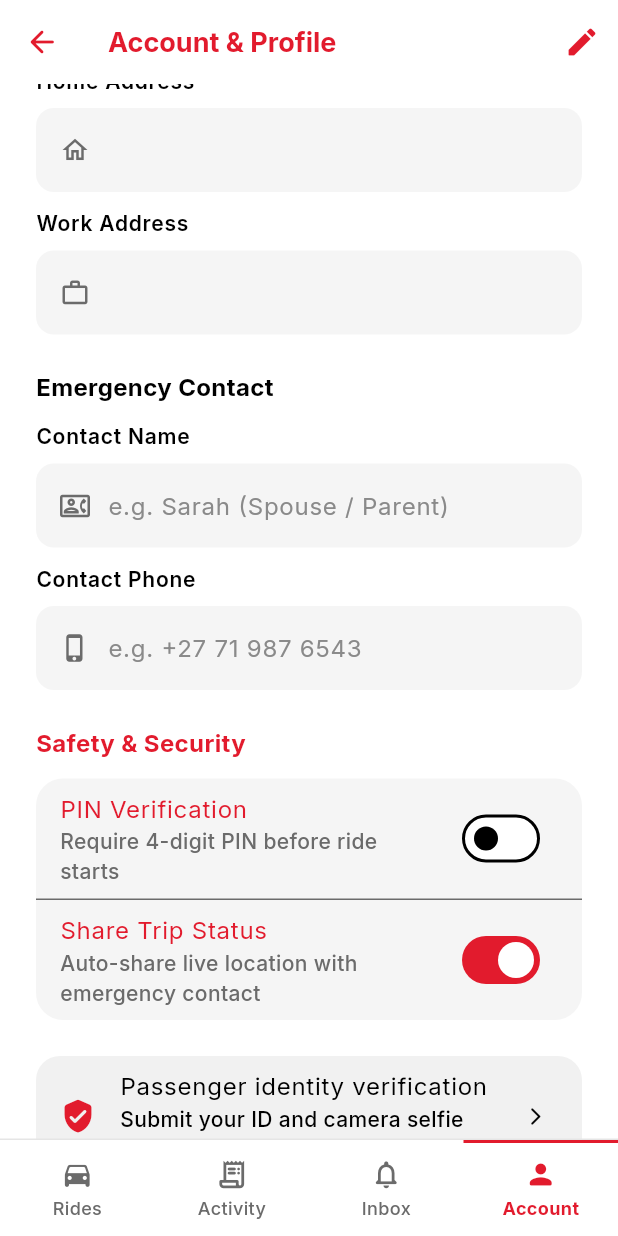
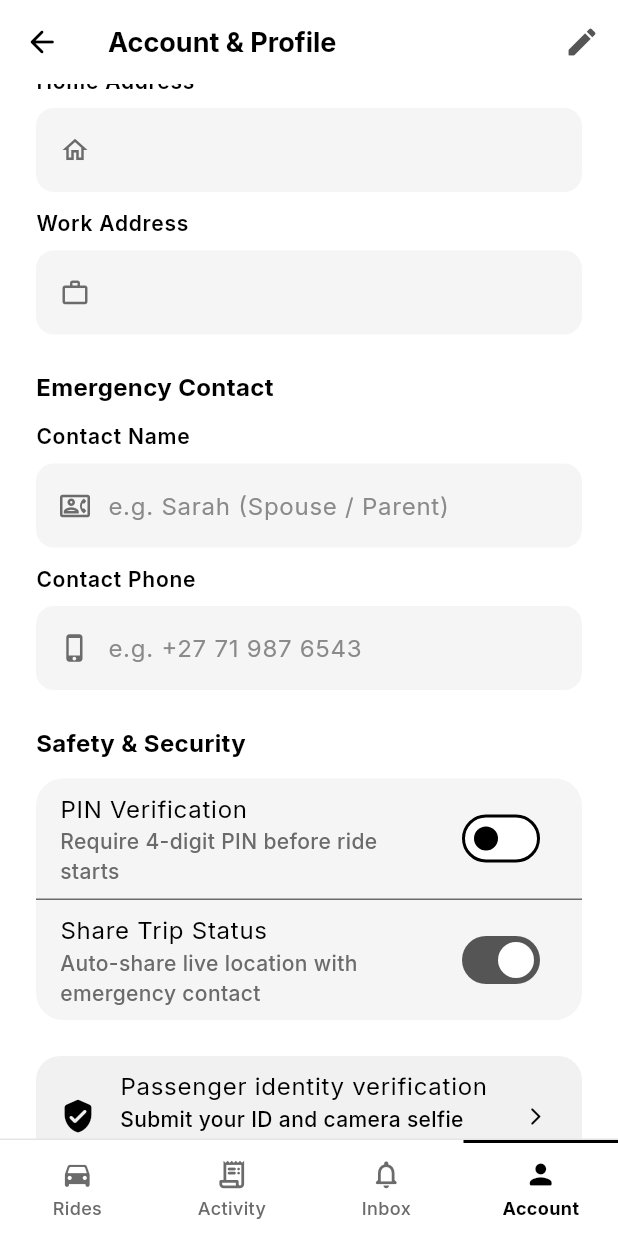
Before and after one commit to brestobi/tryp, a Flutter app: the PassengerProfileScreen screen opened by its route, scrolled down 576 dp, on a phone screen of 412 x 824 dp. Run offline on Flutter 3.47's test engine with Material 3 defaults, Android fonts, the phone set to English and light mode, and no system bars; our stand-ins replace app_links, camera, dio, firebase_core, firebase_messaging, flutter_local_notifications and 12 more; missing offline and left inert: flutter_paystack_plus; accounts and stored records are empty; network calls fail.

```diff
--- a/lib/app/theme.dart
+++ b/lib/app/theme.dart
@@ -1,14 +1,15 @@
 import 'package:flutter/material.dart';
 import 'package:google_fonts/google_fonts.dart';
 
-/// TRYP Color Palette — red passenger branding with neutral supporting tones.
+/// TRYP Color Palette — simple monochrome ride-hailing UI.
 class TRYPColors {
   // Brand and action colors.
-  static const Color primary = Color(0xFFE21B2D);
-  static const Color primaryAlt = Color(0xFFB51221);
+  static const Color primary = Color(0xFF000000);
+  static const Color primaryAlt = Color(0xFF1A1A1A);
   static const Color secondary = Color(0xFF111111);
-  static const Color accent = Color(0xFFE21B2D);
-  static const Color accentSoft = Color(0xFFFFE8EB);
+  // Neutral emphasis color for legacy highlighted UI elements.
+  static const Color accent = Color(0xFF555555);
+  static const Color accentSoft = Color(0xFFF1F1F1);
 
   // Surfaces.
   static const Color surface = Color(0xFFF7F7F7);
@@ -119,7 +120,7 @@ class TRYPTypography {
   );
 }
 
-/// TRYP Theme — white canvas with TRYP red actions and highlights.
+/// TRYP Theme — white canvas, black actions, and quiet gray controls.
 class TRYPTheme {
   static const ColorScheme lightColorScheme = ColorScheme.light(
     primary: TRYPColors.primary,
--- a/lib/core/services/push_notification_service.dart
+++ b/lib/core/services/push_notification_service.dart
@@ -1,6 +1,5 @@
 import 'dart:async';
 import 'dart:io';
-import 'dart:ui';
 
 import 'package:firebase_core/firebase_core.dart';
 import 'package:firebase_messaging/firebase_messaging.dart';
@@ -108,7 +107,6 @@ class PushNotificationService {
           importance: Importance.max,
           priority: Priority.high,
           playSound: true,
-          color: const Color(0xFFE21B2D),
           icon: 'tryp_notification',
         ),
         iOS: const DarwinNotificationDetails(
--- a/lib/core/widgets/common_widgets.dart
+++ b/lib/core/widgets/common_widgets.dart
@@ -4,7 +4,7 @@ import 'package:tryp/app/routes.dart';
 import 'package:tryp/app/theme.dart';
 
 // ─────────────────────────────────────────────────────────────────────────────
-// Primary Button  — solid TRYP red pill
+// Primary Button  — solid black pill  (Bolt-style)
 // ─────────────────────────────────────────────────────────────────────────────
 
 class PrimaryButton extends StatelessWidget {
@@ -16,7 +16,7 @@ class PrimaryButton extends StatelessWidget {
   final double height;
   final IconData? icon;
 
-  /// Override button background color (defaults to the TRYP red brand color).
+  /// Override button background color (defaults to TRYPColors.secondary = black)
   final Color? backgroundColor;
 
   /// Override text / icon color (defaults to white)
@@ -37,7 +37,7 @@ class PrimaryButton extends StatelessWidget {
 
   @override
   Widget build(BuildContext context) {
-    final bg = backgroundColor ?? TRYPColors.primary;
+    final bg = backgroundColor ?? TRYPColors.secondary;
     final fg = foregroundColor ?? TRYPColors.white;
 
     return SizedBox(
--- a/lib/features/passenger/presentation/screens/passenger_profile_screen.dart
+++ b/lib/features/passenger/presentation/screens/passenger_profile_screen.dart
@@ -446,7 +446,7 @@ class _PassengerProfileScreenState
                                         vertical: 3,
                                       ),
                                       decoration: BoxDecoration(
-                                        color: TRYPColors.accentSoft,
+                                        color: Colors.green.shade50,
                                         borderRadius: BorderRadius.circular(12),
                                       ),
                                       child: Row(
@@ -455,13 +455,13 @@ class _PassengerProfileScreenState
                                           Icon(
                                             Icons.verified_rounded,
                                             size: 16,
-                                            color: TRYPColors.primary,
+                                            color: Colors.green.shade700,
                                           ),
                                           const SizedBox(width: 3),
                                           Text(
                                             'Verified',
                                             style: TextStyle(
-                                              color: TRYPColors.primary,
+                                              color: Colors.green.shade700,
                                               fontSize: 12,
                                               fontWeight: FontWeight.w700,
                                             ),
@@ -641,7 +641,9 @@ class _PassengerProfileScreenState
                           _isVerified
                               ? Icons.verified_rounded
                               : Icons.verified_user_rounded,
-                          color: TRYPColors.primary,
+                          color: _isVerified
+                              ? Colors.green.shade700
+                              : TRYPColors.primary,
                         ),
                         title: Text(
                           _isVerified
@@ -708,30 +710,6 @@ class _PassengerProfileScreenState
 
                       // Logout Button
                       SecondaryButton(label: 'Log Out', onPressed: _logout),
-                      const SizedBox(height: 26),
-
-                      // Passenger brand signature.
-                      Center(
-                        child: Column(
-                          children: [
-                            Image.asset(
-                              'assets/images/tryp-red.png',
-                              width: 92,
-                              height: 72,
-                              fit: BoxFit.contain,
-                              semanticLabel: 'TRYP logo',
-                            ),
-                            const SizedBox(height: 4),
-                            Text(
-                              'by hungry developers',
-                              style: TRYPTypography.bodySmall.copyWith(
-                                color: TRYPColors.grey,
-                                letterSpacing: 0.3,
-                              ),
-                            ),
-                          ],
-                        ),
-                      ),
                       const SizedBox(height: 24),
                     ],
                   ),
```
Also changed, not shown: lib/features/authentication/presentation/screens/splash_screen.dart (+16 -8 lines), lib/features/notifications/presentation/screens/notifications_screen.dart (+29 -92 lines), lib/features/passenger/presentation/screens/passenger_home_screen.dart (+20 -7 lines), 1 other file.
